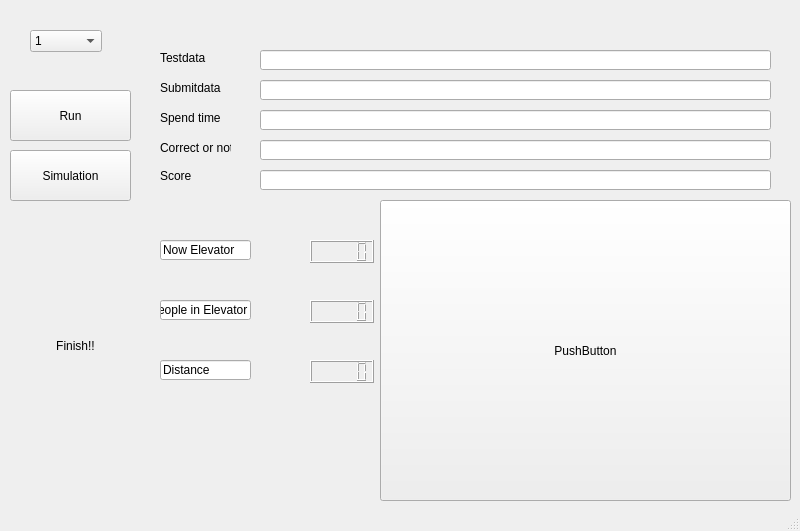
david20571015/AOOP_final, file mainwindow.ui: the form before one commit.
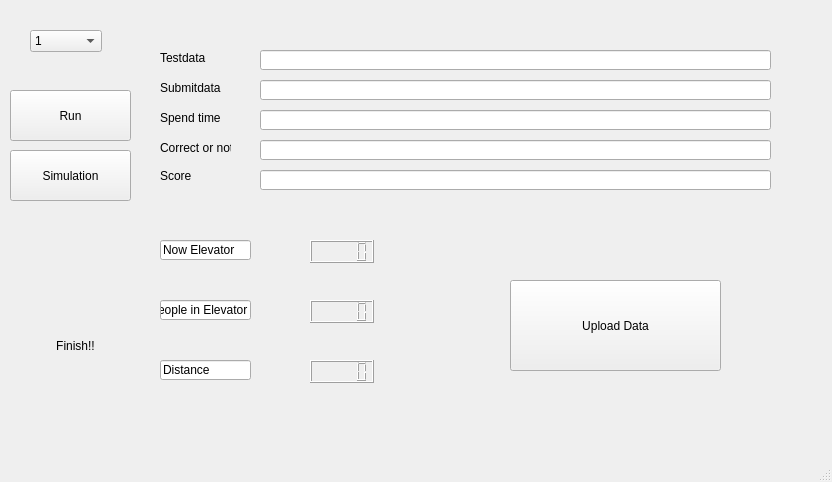
The form after the commit.

What changed in the file:
```diff
--- a/mainwindow.ui
+++ b/mainwindow.ui
@@ -6,8 +6,8 @@
    <rect>
     <x>0</x>
     <y>0</y>
-    <width>800</width>
-    <height>531</height>
+    <width>832</width>
+    <height>482</height>
    </rect>
   </property>
   <property name="tabletTracking">
@@ -403,14 +403,14 @@
    <widget class="QPushButton" name="upload">
     <property name="geometry">
      <rect>
-      <x>380</x>
-      <y>200</y>
-      <width>411</width>
-      <height>301</height>
+      <x>510</x>
+      <y>280</y>
+      <width>211</width>
+      <height>91</height>
      </rect>
     </property>
     <property name="text">
-     <string>PushButton</string>
+     <string>Upload Data</string>
     </property>
    </widget>
   </widget>
```
Left out of the diff: 5 changed lines with no effect on the pictures.
